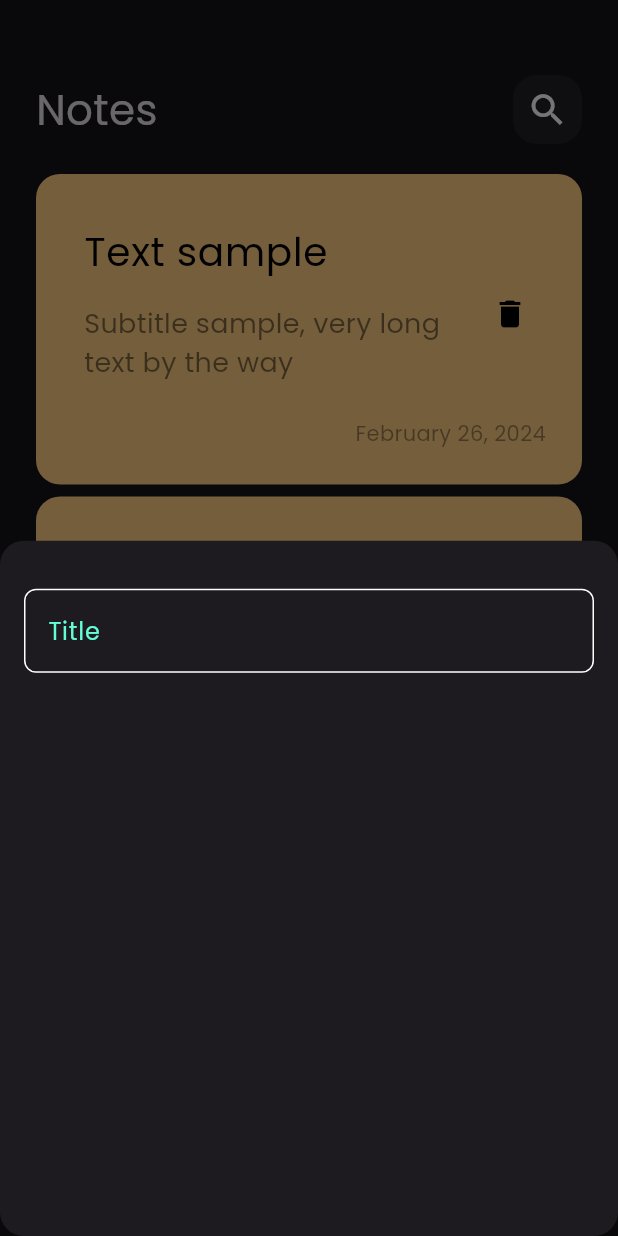
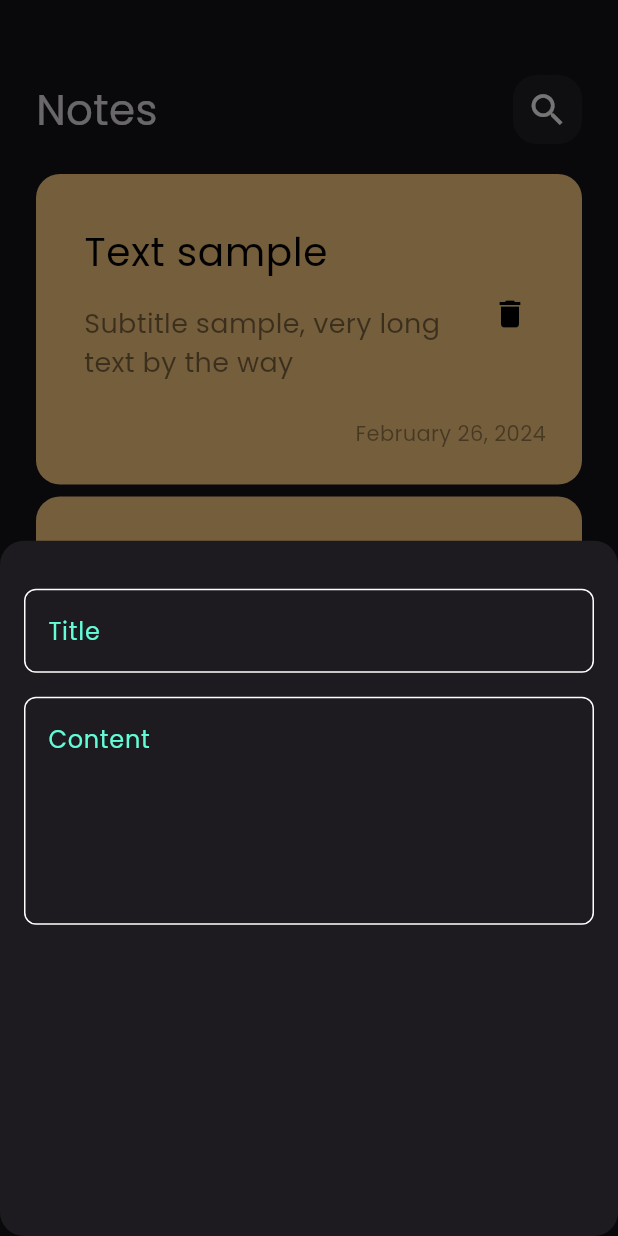
Before and after one commit to Stuard256/notes, a Flutter app: the screen it shows after launch, after a tap on the "add" icon, on a phone screen of 412 x 824 dp. Run offline on Flutter 3.47's test engine with Material 3 defaults, Android fonts, the phone set to English and light mode, and no system bars.

Commit message:
add fields to notes bottom sheet

```diff
--- a/lib/views/widgets/add_note_bottom_sheet.dart
+++ b/lib/views/widgets/add_note_bottom_sheet.dart
@@ -13,7 +13,14 @@
           SizedBox(
             height: 32,
           ),
-          CustomTextField(),
+          CustomTextField(hint: 'Title'),
+          SizedBox(
+            height: 16,
+          ),
+          CustomTextField(
+            hint: 'Content',
+            maxLines: 5,
+          ),
         ],
       ),
     );
--- a/lib/views/widgets/custom_text_field.dart
+++ b/lib/views/widgets/custom_text_field.dart
@@ -2,14 +2,18 @@
 import 'package:notes/constants.dart';
 
 class CustomTextField extends StatelessWidget {
-  const CustomTextField({super.key});
+  const CustomTextField({super.key, required this.hint, this.maxLines = 1});
+
+  final String hint;
+  final int maxLines;
 
   @override
   Widget build(BuildContext context) {
     return TextField(
         cursorColor: kPrimaryColor,
+        maxLines: maxLines,
         decoration: InputDecoration(
-          hintText: 'Title',
+          hintText: hint,
           hintStyle: const TextStyle(
             color: kPrimaryColor,
           ),
```
